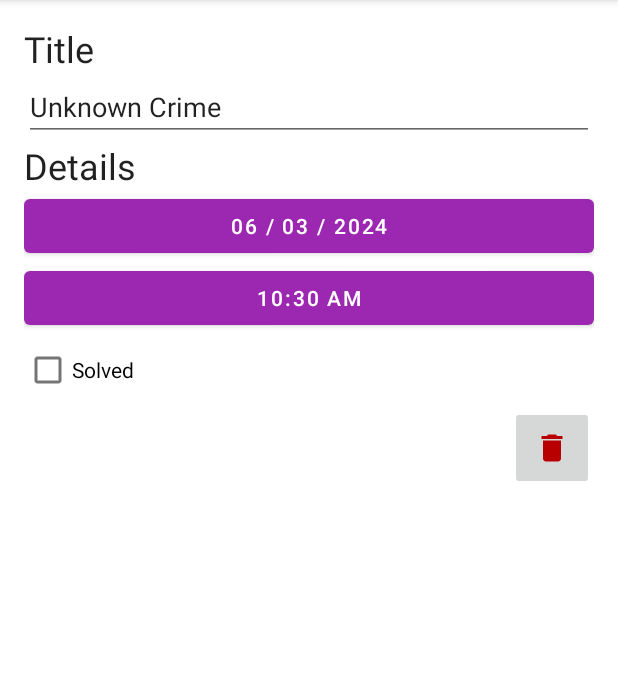
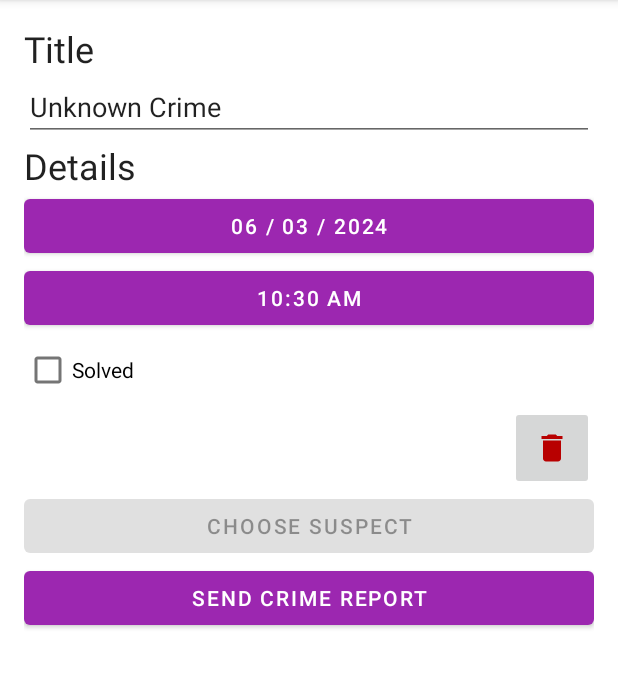
Before and after one commit to Hossam-Elgmmal/Criminal-Intent, an Android app: the screen it shows after launch (MainActivity), after a tap on "New Crime", on a phone screen of 412 x 824 dp, the part 84-772 px from its top. Run offline under Robolectric (Android 15) with nearby library versions, the phone set to English and light mode, and no system bars; our stand-ins replace Room's generated code.

Commit message:
finished send crime report using another app selecting a suspect from the contacts app added database migration_1_2

```diff
--- a/app/src/main/AndroidManifest.xml
+++ b/app/src/main/AndroidManifest.xml
@@ -23,5 +23,11 @@
             </intent-filter>
         </activity>
     </application>
+    <queries>
+        <intent>
+            <action android:name="android.intent.action.PICK" />
+            <data android:mimeType="vnd.android.cursor.dir/contact" />
+        </intent>
+    </queries>
 
 </manifest>
--- a/app/src/main/java/com/bignerdranch/android/criminalintent/Crime.kt
+++ b/app/src/main/java/com/bignerdranch/android/criminalintent/Crime.kt
@@ -9,6 +9,7 @@ data class Crime(
     @PrimaryKey val id: UUID,
     val title: String,
     val date: Date,
-    val isSolved: Boolean
+    val isSolved: Boolean,
+    val suspect: String = ""
 
 )
--- a/app/src/main/java/com/bignerdranch/android/criminalintent/CrimeDetailFragment.kt
+++ b/app/src/main/java/com/bignerdranch/android/criminalintent/CrimeDetailFragment.kt
@@ -1,12 +1,18 @@
 package com.bignerdranch.android.criminalintent
 
+import android.content.Intent
+import android.content.pm.PackageManager
+import android.content.pm.ResolveInfo
+import android.net.Uri
 import android.os.Bundle
+import android.provider.ContactsContract
 import android.text.format.DateFormat
 import android.view.LayoutInflater
 import android.view.View
 import android.view.ViewGroup
 import android.widget.Toast
 import androidx.activity.OnBackPressedCallback
+import androidx.activity.result.contract.ActivityResultContracts
 import androidx.core.widget.doOnTextChanged
 import androidx.fragment.app.Fragment
 import androidx.fragment.app.setFragmentResultListener
@@ -20,6 +26,8 @@ import com.bignerdranch.android.criminalintent.databinding.FragmentCrimeDetailBi
 import kotlinx.coroutines.launch
 import java.util.Date
 
+private const val Date_Format = "EEE, MMM, dd"
+
 class CrimeDetailFragment : Fragment() {
 
     private var _binding: FragmentCrimeDetailBinding? = null
@@ -31,6 +39,14 @@ class CrimeDetailFragment : Fragment() {
 
     private val crimeDetailViewModel: CrimeDetailViewModel by viewModels {
         CrimeDetailViewModelFactory(args.crimeId)
+    }
+
+    private val selectSuspect = registerForActivityResult(
+        ActivityResultContracts.PickContact()
+    ) { uri: Uri? ->
+
+        uri?.let { parseContactSelection(it) }
+
     }
 
     override fun onCreateView(
@@ -68,6 +84,15 @@ class CrimeDetailFragment : Fragment() {
 
                 }
             }
+            crimeSuspect.setOnClickListener {
+                selectSuspect.launch(null)
+            }
+            val selectSuspectIntent =
+                selectSuspect.contract.createIntent(
+                    requireContext(),
+                    null
+                )
+            crimeSuspect.isEnabled = canResolveIntent(selectSuspectIntent)
         }
 
         viewLifecycleOwner.lifecycleScope.launch {
@@ -144,6 +169,71 @@ class CrimeDetailFragment : Fragment() {
             }
 
             crimeSolved.isChecked = crime.isSolved
+
+            crimeReport.setOnClickListener {
+                val reportIntent =
+                    Intent(Intent.ACTION_SEND).apply {
+                        type = "text/plain"
+                        putExtra(Intent.EXTRA_TEXT, getCrimeReport(crime))
+                        putExtra(
+                            Intent.EXTRA_SUBJECT,
+                            getString(R.string.crime_report_subject)
+                        )
+                    }
+                val chooserIntent = Intent.createChooser(
+                    reportIntent,
+                    getString(R.string.send_report)
+                )
+                startActivity(chooserIntent)
+            }
+            crimeSuspect.text = crime.suspect.ifEmpty {
+                getString(R.string.crime_suspect_text)
+            }
         }
     }
+
+    private fun getCrimeReport(crime: Crime): String {
+        val solvedString = if (crime.isSolved) {
+            getString(R.string.crime_report_solved)
+        } else {
+            getString(R.string.crime_report_unsolved)
+        }
+        val dateString = DateFormat.format(Date_Format, crime.date)
+        val suspectText = if (crime.suspect.isBlank()) {
+            getString(R.string.crime_report_no_suspect)
+        } else {
+            getString(R.string.crime_report_suspect, crime.suspect)
+        }
+        return getString(
+            R.string.crime_report,
+            crime.title, dateString, solvedString, suspectText
+        )
+    }
+
+    private fun parseContactSelection(contactUri: Uri) {
+        val queryFields = arrayOf(ContactsContract.Contacts.DISPLAY_NAME)
+        val queryCursor =
+            requireActivity()
+                .contentResolver
+                .query(contactUri, queryFields, null, null, null)
+        queryCursor?.use { cursor ->
+            if (cursor.moveToFirst()) {
+                val suspect = cursor.getString(0)
+                crimeDetailViewModel.updateCrime { oldCrime ->
+                    oldCrime.copy(suspect = suspect)
+                }
+            }
+        }
+    }
+
+    private fun canResolveIntent(intent: Intent): Boolean {
+
+        val packageManager: PackageManager = requireActivity().packageManager
+        val resolvedActivity: ResolveInfo? =
+            packageManager.resolveActivity(
+                intent,
+                PackageManager.MATCH_DEFAULT_ONLY
+            )
+        return resolvedActivity != null
+    }
 }
--- a/app/src/main/java/com/bignerdranch/android/criminalintent/CrimeRepository.kt
+++ b/app/src/main/java/com/bignerdranch/android/criminalintent/CrimeRepository.kt
@@ -3,14 +3,11 @@ package com.bignerdranch.android.criminalintent
 import android.content.Context
 import androidx.room.Room
 import database.CrimeDatabase
+import database.migration_1_2
 import kotlinx.coroutines.CoroutineScope
-import kotlinx.coroutines.Dispatchers
 import kotlinx.coroutines.GlobalScope
 import kotlinx.coroutines.flow.Flow
-import kotlinx.coroutines.flow.StateFlow
 import kotlinx.coroutines.launch
-import kotlinx.coroutines.withContext
-import java.util.Date
 import java.util.UUID
 
 private const val DATABASE_NAME = "crime-database"
@@ -26,6 +23,7 @@ class CrimeRepository private constructor(
             CrimeDatabase::class.java,
             DATABASE_NAME
         )
+        .addMigrations(migration_1_2)
         .build()
 
     companion object {
--- a/app/src/main/java/database/CrimeDatabase.kt
+++ b/app/src/main/java/database/CrimeDatabase.kt
@@ -3,13 +3,23 @@ package database
 import androidx.room.Database
 import androidx.room.RoomDatabase
 import androidx.room.TypeConverters
+import androidx.room.migration.Migration
+import androidx.sqlite.db.SupportSQLiteDatabase
 import com.bignerdranch.android.criminalintent.Crime
 
-@Database(entities = [Crime::class], version = 1 , exportSchema = false)
+@Database(entities = [Crime::class], version = 2, exportSchema = false)
 @TypeConverters(CrimeTypeConverter::class)
-abstract class CrimeDatabase :RoomDatabase(){
+abstract class CrimeDatabase : RoomDatabase() {
 
     abstract fun crimeDao(): CrimeDao
 
 
 }
+
+val migration_1_2 = object : Migration(1, 2) {
+    override fun migrate(db: SupportSQLiteDatabase) {
+        db.execSQL(
+            "ALTER TABLE Crime ADD COLUMN suspect TEXT NOT NULL DEFAULT ''"
+        )
+    }
+}
--- a/app/src/main/res/layout/fragment_crime_detail.xml
+++ b/app/src/main/res/layout/fragment_crime_detail.xml
@@ -55,4 +55,16 @@
         android:contentDescription="@string/delete_crime" />
 
 
+    <Button
+        android:id="@+id/crime_suspect"
+        android:layout_width="match_parent"
+        android:layout_height="wrap_content"
+        android:text="@string/crime_suspect_text" />
+
+    <Button
+        android:id="@+id/crime_report"
+        android:layout_width="match_parent"
+        android:layout_height="wrap_content"
+        android:text="@string/crime_report_text" />
+
 </LinearLayout>
--- a/app/src/main/res/values/strings.xml
+++ b/app/src/main/res/values/strings.xml
@@ -9,5 +9,15 @@
     <string name="crime_date">Crime Date</string>
     <string name="new_crime">New Crime</string>
     <string name="delete_crime">Delete Crime</string>
+    <string name="crime_suspect_text">Choose Suspect</string>
+    <string name="crime_report_text">Send Crime Report</string>
 
+    <string name="crime_report">%1$s!
+        \nThe Crime was discovered on %2$s. %3$s, and %4$s</string>
+    <string name="crime_report_solved">The Case is solved</string>
+    <string name="crime_report_unsolved">The Case is not solved</string>
+    <string name="crime_report_no_suspect">there is no suspect.</string>
+    <string name="crime_report_suspect">The suspect is %s.</string>
+    <string name="crime_report_subject">CriminalIntent Crime Report</string>
+    <string name="send_report">Send crime report via</string>
 </resources>
```
